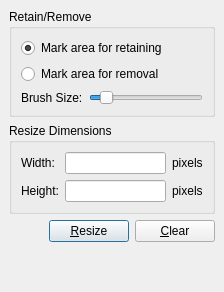
tari/seam-carving-gui, file resizewidget.ui: the form before one commit.
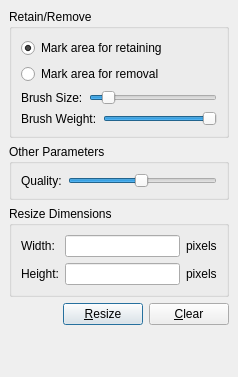
The form after the commit.

Patch:
```diff
--- a/resizewidget.ui
+++ b/resizewidget.ui
@@ -5,8 +5,8 @@
    <rect>
     <x>0</x>
     <y>0</y>
-    <width>224</width>
-    <height>292</height>
+    <width>238</width>
+    <height>377</height>
    </rect>
   </property>
   <property name="sizePolicy" >
@@ -27,6 +27,50 @@
    <property name="spacing" >
     <number>6</number>
    </property>
+   <item row="1" column="0" colspan="3" >
+    <widget class="QGroupBox" name="groupBox_3" >
+     <property name="title" >
+      <string>Other Parameters</string>
+     </property>
+     <layout class="QHBoxLayout" >
+      <property name="margin" >
+       <number>9</number>
+      </property>
+      <property name="spacing" >
+       <number>6</number>
+      </property>
+      <item>
+       <widget class="QLabel" name="label_3" >
+        <property name="text" >
+         <string>Quality:</string>
+        </property>
+       </widget>
+      </item>
+      <item>
+       <widget class="QSlider" name="qualitySlider" >
+        <property name="minimum" >
+         <number>1</number>
+        </property>
+        <property name="maximum" >
+         <number>100</number>
+        </property>
+        <property name="singleStep" >
+         <number>5</number>
+        </property>
+        <property name="pageStep" >
+         <number>20</number>
+        </property>
+        <property name="value" >
+         <number>50</number>
+        </property>
+        <property name="orientation" >
+         <enum>Qt::Horizontal</enum>
+        </property>
+       </widget>
+      </item>
+     </layout>
+    </widget>
+   </item>
    <item row="0" column="0" colspan="3" >
     <widget class="QGroupBox" name="groupBox_2" >
      <property name="title" >
@@ -39,7 +83,65 @@
       <property name="spacing" >
        <number>6</number>
       </property>
-      <item row="0" column="0" colspan="2" >
+      <item row="2" column="1" colspan="2" >
+       <widget class="QSlider" name="brushSizeSlider" >
+        <property name="minimum" >
+         <number>5</number>
+        </property>
+        <property name="maximum" >
+         <number>100</number>
+        </property>
+        <property name="singleStep" >
+         <number>5</number>
+        </property>
+        <property name="pageStep" >
+         <number>20</number>
+        </property>
+        <property name="value" >
+         <number>15</number>
+        </property>
+        <property name="orientation" >
+         <enum>Qt::Horizontal</enum>
+        </property>
+       </widget>
+      </item>
+      <item row="2" column="0" >
+       <widget class="QLabel" name="label" >
+        <property name="text" >
+         <string>Brush Size:</string>
+        </property>
+       </widget>
+      </item>
+      <item row="3" column="0" colspan="2" >
+       <widget class="QLabel" name="label_2" >
+        <property name="text" >
+         <string>Brush Weight:</string>
+        </property>
+       </widget>
+      </item>
+      <item row="3" column="2" >
+       <widget class="QSlider" name="brushWeightSlider" >
+        <property name="minimum" >
+         <number>1</number>
+        </property>
+        <property name="maximum" >
+         <number>100</number>
+        </property>
+        <property name="singleStep" >
+         <number>5</number>
+        </property>
+        <property name="pageStep" >
+         <number>20</number>
+        </property>
+        <property name="value" >
+         <number>100</number>
+        </property>
+        <property name="orientation" >
+         <enum>Qt::Horizontal</enum>
+        </property>
+       </widget>
+      </item>
+      <item row="0" column="0" colspan="3" >
        <widget class="QRadioButton" name="retainRadio" >
         <property name="text" >
          <string>Mark area for retaining</string>
@@ -49,46 +151,17 @@
         </property>
        </widget>
       </item>
-      <item row="1" column="0" colspan="2" >
+      <item row="1" column="0" colspan="3" >
        <widget class="QRadioButton" name="removeRadio" >
         <property name="text" >
          <string>Mark area for removal</string>
         </property>
        </widget>
       </item>
-      <item row="2" column="0" >
-       <widget class="QLabel" name="label" >
-        <property name="text" >
-         <string>Brush Size:</string>
-        </property>
-       </widget>
-      </item>
-      <item row="2" column="1" >
-       <widget class="QSlider" name="brushSizeSlider" >
-        <property name="minimum" >
-         <number>5</number>
-        </property>
-        <property name="maximum" >
-         <number>100</number>
-        </property>
-        <property name="singleStep" >
-         <number>5</number>
-        </property>
-        <property name="pageStep" >
-         <number>20</number>
-        </property>
-        <property name="value" >
-         <number>15</number>
-        </property>
-        <property name="orientation" >
-         <enum>Qt::Horizontal</enum>
-        </property>
-       </widget>
-      </item>
      </layout>
     </widget>
    </item>
-   <item row="1" column="0" colspan="3" >
+   <item row="2" column="0" colspan="3" >
     <widget class="QGroupBox" name="groupBox" >
      <property name="title" >
       <string>Resize Dimensions</string>
@@ -137,20 +210,14 @@
      </layout>
     </widget>
    </item>
-   <item row="2" column="0" >
-    <spacer>
-     <property name="orientation" >
-      <enum>Qt::Horizontal</enum>
+   <item row="3" column="2" >
+    <widget class="QPushButton" name="clearButton" >
+     <property name="text" >
+      <string>&amp;Clear</string>
      </property>
-     <property name="sizeHint" >
-      <size>
-       <width>31</width>
-       <height>20</height>
-      </size>
-     </property>
-    </spacer>
+    </widget>
    </item>
-   <item row="2" column="1" >
+   <item row="3" column="1" >
     <widget class="QPushButton" name="resizeButton" >
      <property name="text" >
       <string>&amp;Resize</string>
@@ -160,22 +227,28 @@
      </property>
     </widget>
    </item>
-   <item row="2" column="2" >
-    <widget class="QPushButton" name="clearButton" >
-     <property name="text" >
-      <string>&amp;Clear</string>
+   <item row="3" column="0" >
+    <spacer>
+     <property name="orientation" >
+      <enum>Qt::Horizontal</enum>
      </property>
-    </widget>
+     <property name="sizeHint" >
+      <size>
+       <width>31</width>
+       <height>20</height>
+      </size>
+     </property>
+    </spacer>
    </item>
-   <item row="3" column="1" >
+   <item row="4" column="1" >
     <spacer>
      <property name="orientation" >
       <enum>Qt::Vertical</enum>
      </property>
      <property name="sizeHint" >
       <size>
-       <width>20</width>
-       <height>0</height>
+       <width>75</width>
+       <height>20</height>
       </size>
      </property>
     </spacer>
```
